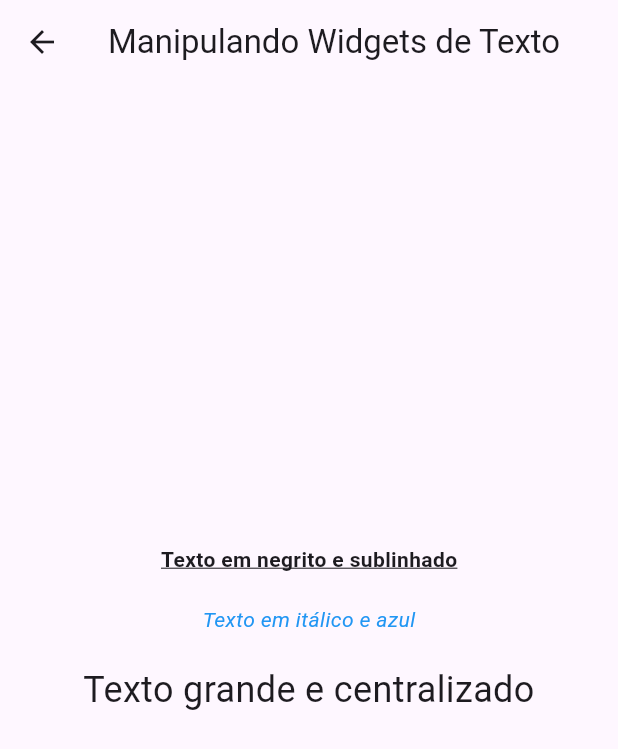
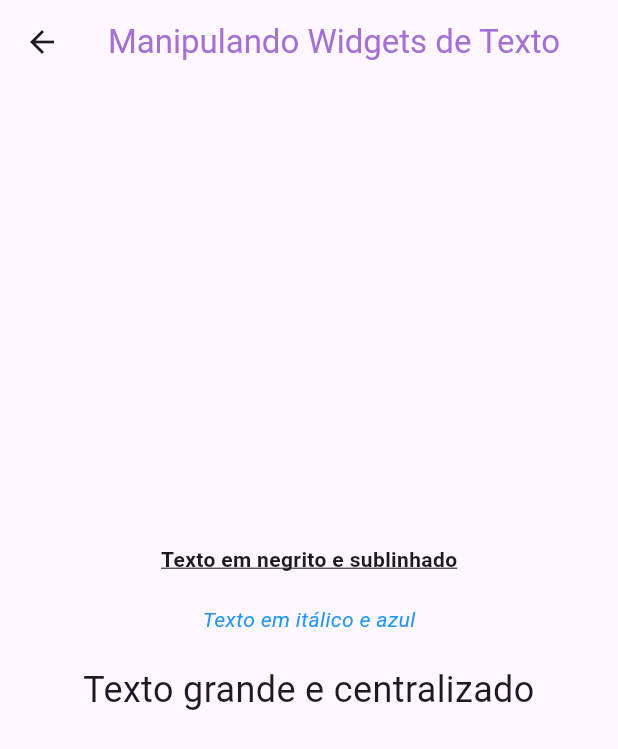
Before and after one commit to DevLuchez/Flutter-Projects, a Flutter app: the TextScreen screen opened directly, on a phone screen of 412 x 824 dp. Shown: the top 749 px of the screen. Run offline on Flutter 3.47's test engine with Material 3 defaults, Android fonts, the phone set to English and light mode, and no system bars.

Commit message:
Update text_screen.dart

```diff
--- a/lib/text_screen.dart
+++ b/lib/text_screen.dart
@@ -5,7 +5,9 @@ class TextScreen extends StatelessWidget {
   Widget build(BuildContext context) {
     return Scaffold(
       appBar: AppBar(
-        title: Text('Manipulando Widgets de Texto'),
+        title: Text('Manipulando Widgets de Texto',
+        style: TextStyle(color: Color(0xFFA470D4)),
+        ),
       ),
       body: Center(
         child: Column(
```
